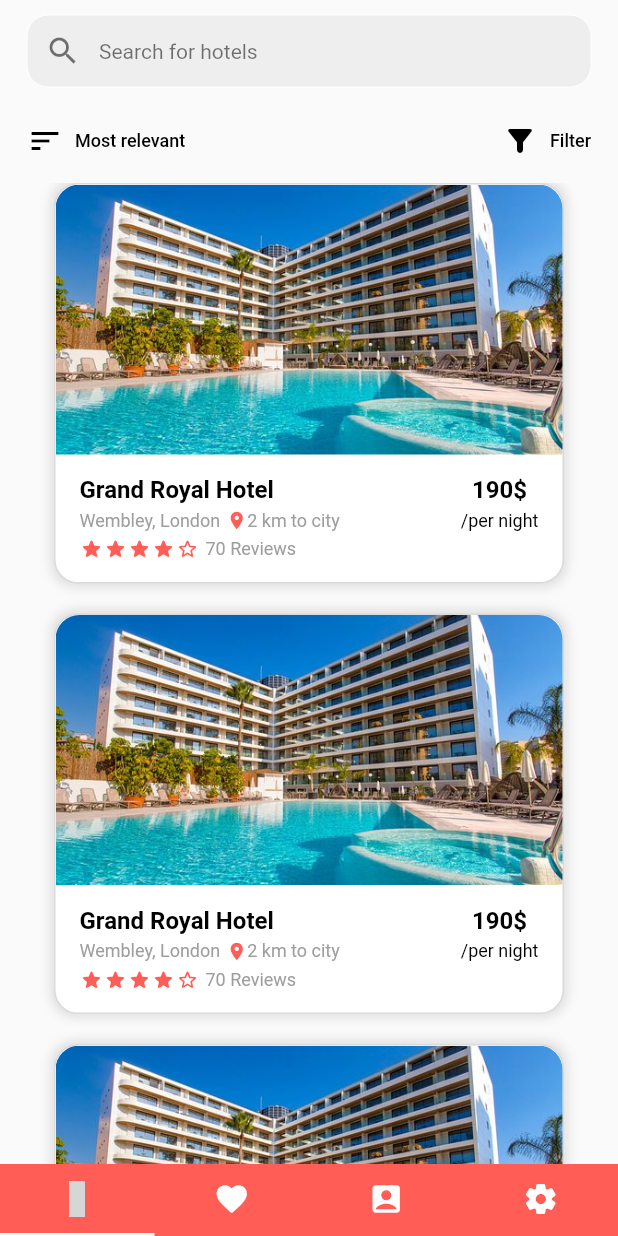
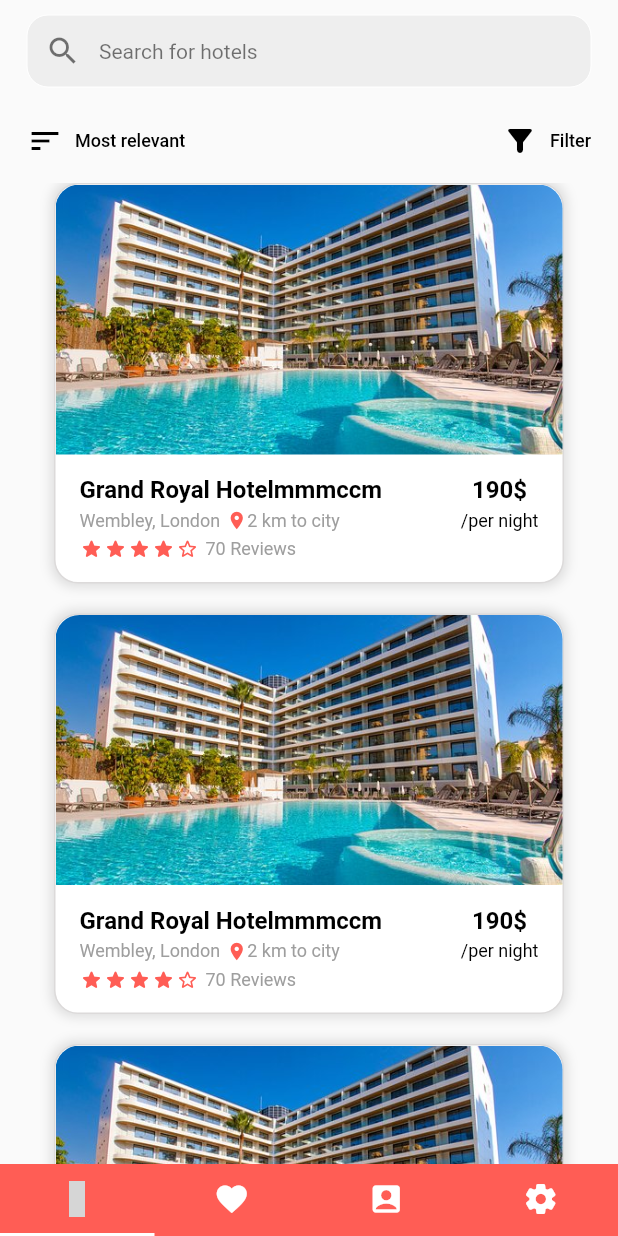
Before and after one commit to anastasiiavelma/hoteldise-mobile, a Flutter app: the screen it shows after launch, on a phone screen of 412 x 824 dp. Run offline on Flutter 3.47's test engine with Material 2 defaults, Android fonts, the phone set to English and light mode, and no system bars; our stand-ins replace unicons; grey boxes are pictures that could not be loaded.

Commit message:
fucking adapitivity
I`m so sorry

```diff
--- a/lib/pages/hotels/home.dart
+++ b/lib/pages/hotels/home.dart
@@ -3,8 +3,6 @@ import 'package:flutter/material.dart';
 import '../../themes/colors.dart';
 import '../../widgets/bottom_navigation_bar.dart';
 import '../../widgets/text_widget.dart';
-
-
 
 class HotelsHome extends StatefulWidget {
   const HotelsHome({Key? key}) : super(key: key);
@@ -23,19 +21,21 @@ class _HotelsHomeState extends State<HotelsHome> {
   String currentSortOption = sortOptions[0];
 
   Color GetColorOfSortListOption(String currentOption) {
-    if (currentOption == 1000)
-      return Colors.green;
+    if (currentOption == 1000) return Colors.green;
     return Colors.black;
   }
 
   List<Material> GetSortListItems() {
     List<Material> list = [];
-    for (int i = 0; i < sortOptions.length; i++){
+    for (int i = 0; i < sortOptions.length; i++) {
       String label = sortOptions[i];
       var newItem = Material(
         child: InkWell(
           child: ListTile(
-            title: AppText(text: label, color: label == currentSortOption ? primaryColor : Colors.black),
+            title: AppText(
+                text: label,
+                color:
+                    label == currentSortOption ? primaryColor : Colors.black),
             onTap: () {
               setState(() {
                 currentSortOption = label;
@@ -73,13 +73,11 @@ class _HotelsHomeState extends State<HotelsHome> {
                   fillColor: Colors.grey[200],
                   enabledBorder: OutlineInputBorder(
                     borderRadius: BorderRadius.circular(14),
-                    borderSide:
-                        const BorderSide(color: Colors.white, width: 0),
+                    borderSide: const BorderSide(color: Colors.white, width: 0),
                   ),
                   focusedBorder: OutlineInputBorder(
                     borderRadius: BorderRadius.circular(14),
-                    borderSide:
-                        const BorderSide(color: Colors.white, width: 0),
+                    borderSide: const BorderSide(color: Colors.white, width: 0),
                   ),
                   prefixIcon: const Icon(Icons.search, color: Colors.black54),
                   hintText: "Search for hotels",
@@ -123,7 +121,8 @@ class _HotelsHomeState extends State<HotelsHome> {
                                           CrossAxisAlignment.start,
                                       children: [
                                         Padding(
-                                          padding: const EdgeInsets.symmetric(vertical: 20),
+                                          padding: const EdgeInsets.symmetric(
+                                              vertical: 20),
                                           child: AppText(
                                             text: 'Sort by',
                                             weight: FontWeight.w900,
@@ -243,21 +242,30 @@ Widget _buildIToteltem(int index) {
               mainAxisAlignment: MainAxisAlignment.spaceBetween,
               crossAxisAlignment: CrossAxisAlignment.start,
               children: [
-                Column(
+                Flexible(
+                  child: Column(
                     crossAxisAlignment: CrossAxisAlignment.start,
                     children: [
                       AppText(
-                      text: "Grand Royal Hotel",
+                        text: "Grand Royal Hotelmmmccm",
                         size: 16,
                         weight: FontWeight.w700,
+                        overflow: TextOverflow.ellipsis,
                       ),
                       const SizedBox(height: 4),
                       Row(
                         children: [
-                        AppText(
-                            text: "Wembley, London",
-                            size: 12,
-                            color: Colors.grey),
+                          Flexible(
+                            child: Text(
+                              "Wembley, London",
+                              softWrap: false,
+                              style: TextStyle(
+                                fontSize: 12,
+                                color: Colors.grey,
+                                overflow: TextOverflow.ellipsis,
+                              ),
+                            ),
+                          ),
                           const SizedBox(width: 4),
                           Icon(
                             Icons.location_on,
@@ -265,7 +273,9 @@ Widget _buildIToteltem(int index) {
                             color: primaryColor,
                           ),
                           AppText(
-                            text: "2 km to city", size: 12, color: Colors.grey),
+                              text: "2 km to city",
+                              size: 12,
+                              color: Colors.grey),
                         ],
                       ),
                       const SizedBox(height: 4),
@@ -297,10 +307,17 @@ Widget _buildIToteltem(int index) {
                             color: primaryColor,
                           ),
                           const SizedBox(width: 4),
-                        AppText(text: "70 Reviews", size: 12, color: Colors.grey),
+                          Flexible(
+                            child: AppText(
+                                text: "70 Reviews",
+                                size: 12,
+                                color: Colors.grey,
+                            overflow: TextOverflow.ellipsis,),
+                          ),
                         ],
                       ),
                     ],
+                  ),
                 ),
                 Column(
                   children: [
--- a/lib/widgets/text_widget.dart
+++ b/lib/widgets/text_widget.dart
@@ -5,21 +5,23 @@ class AppText extends StatelessWidget {
   final String text;
   final Color color;
   final FontWeight weight;
-   AppText({Key? key,
-    this.size = 16,
-    this.color = Colors.black,
-    required this.text,
-    this.weight = FontWeight.normal}) : super(key: key);
+  final TextOverflow overflow;
+
+  AppText(
+      {Key? key,
+        this.size = 16,
+        this.color = Colors.black,
+        required this.text,
+        this.weight = FontWeight.normal,
+        this.overflow = TextOverflow.visible})
+      : super(key: key);
 
   @override
   Widget build(BuildContext context) {
     return Text(
       text,
       style: TextStyle(
-        color: color,
-        fontSize: size,
-        fontWeight: weight
-      ),
+          color: color, fontSize: size, fontWeight: weight, overflow: overflow),
     );
   }
 }
```
Lines whose indentation alone changed are shown as unchanged.
